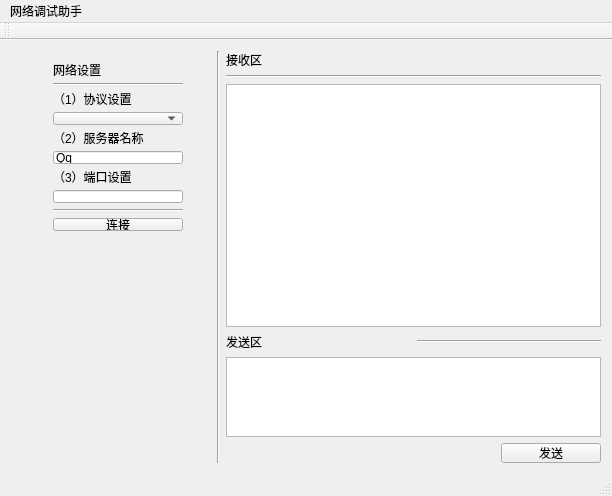
The window that mainwindow.ui (jindezhang/localserver-localsocket-demo) describes before a commit, drawn with Qt 5.
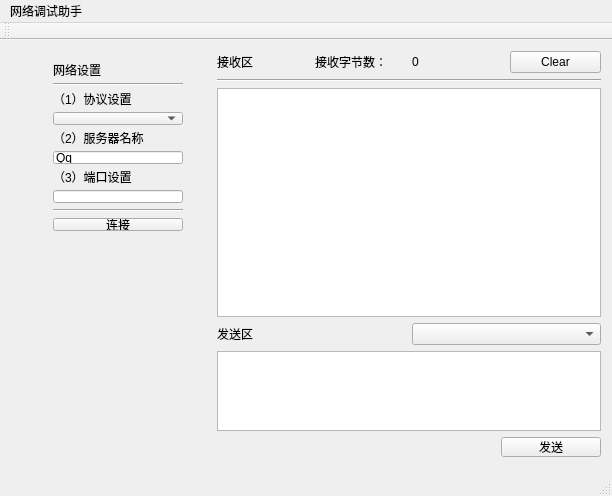
The same window after the commit.

```diff
--- a/mainwindow.ui
+++ b/mainwindow.ui
@@ -21,9 +21,7 @@
   </property>
   <widget class="QWidget" name="centralWidget">
    <layout class="QGridLayout" name="gridLayout">
-    <item row="0" column="0">
-     <layout class="QHBoxLayout" name="horizontalLayout_5">
-      <item>
+    <item row="0" column="0" rowspan="2">
        <layout class="QVBoxLayout" name="verticalLayout_3">
         <item>
          <widget class="QWidget" name="wg_set" native="true">
@@ -163,18 +161,11 @@
         </item>
        </layout>
       </item>
-      <item>
-       <layout class="QHBoxLayout" name="horizontalLayout_4">
-        <item>
-         <widget class="Line" name="line_2">
-          <property name="orientation">
-           <enum>Qt::Vertical</enum>
-          </property>
-         </widget>
-        </item>
-        <item>
+    <item row="0" column="1">
          <layout class="QVBoxLayout" name="verticalLayout_2">
           <item>
+       <layout class="QHBoxLayout" name="horizontalLayout_3">
+        <item>
            <widget class="QLabel" name="label_5">
             <property name="text">
              <string>接收区</string>
@@ -182,6 +173,29 @@
            </widget>
           </item>
           <item>
+         <widget class="QLabel" name="label_3">
+          <property name="text">
+           <string>接收字节数：</string>
+          </property>
+         </widget>
+        </item>
+        <item>
+         <widget class="QLabel" name="l_len">
+          <property name="text">
+           <string>0</string>
+          </property>
+         </widget>
+        </item>
+        <item>
+         <widget class="QPushButton" name="btn_clear">
+          <property name="text">
+           <string>Clear</string>
+          </property>
+         </widget>
+        </item>
+       </layout>
+      </item>
+      <item>
            <widget class="Line" name="line_4">
             <property name="orientation">
              <enum>Qt::Horizontal</enum>
@@ -192,7 +206,7 @@
            <widget class="QPlainTextEdit" name="edit_show"/>
           </item>
           <item>
-           <layout class="QHBoxLayout" name="horizontalLayout_3">
+       <layout class="QHBoxLayout" name="horizontalLayout_2">
             <item>
              <widget class="QLabel" name="label_6">
               <property name="text">
@@ -201,15 +215,7 @@
              </widget>
             </item>
             <item>
-             <layout class="QHBoxLayout" name="horizontalLayout_2">
-              <item>
-               <widget class="Line" name="line_3">
-                <property name="orientation">
-                 <enum>Qt::Horizontal</enum>
-                </property>
-               </widget>
-              </item>
-             </layout>
+         <widget class="QComboBox" name="cb_clients"/>
             </item>
            </layout>
           </item>
@@ -245,9 +251,12 @@
           </item>
          </layout>
         </item>
-       </layout>
-      </item>
-     </layout>
+    <item row="1" column="1">
+     <widget class="Line" name="line_2">
+      <property name="orientation">
+       <enum>Qt::Vertical</enum>
+      </property>
+     </widget>
     </item>
    </layout>
   </widget>
```
Left out of the diff: 2 changed lines with no effect on the pictures. Lines whose indentation alone changed are shown as unchanged.
